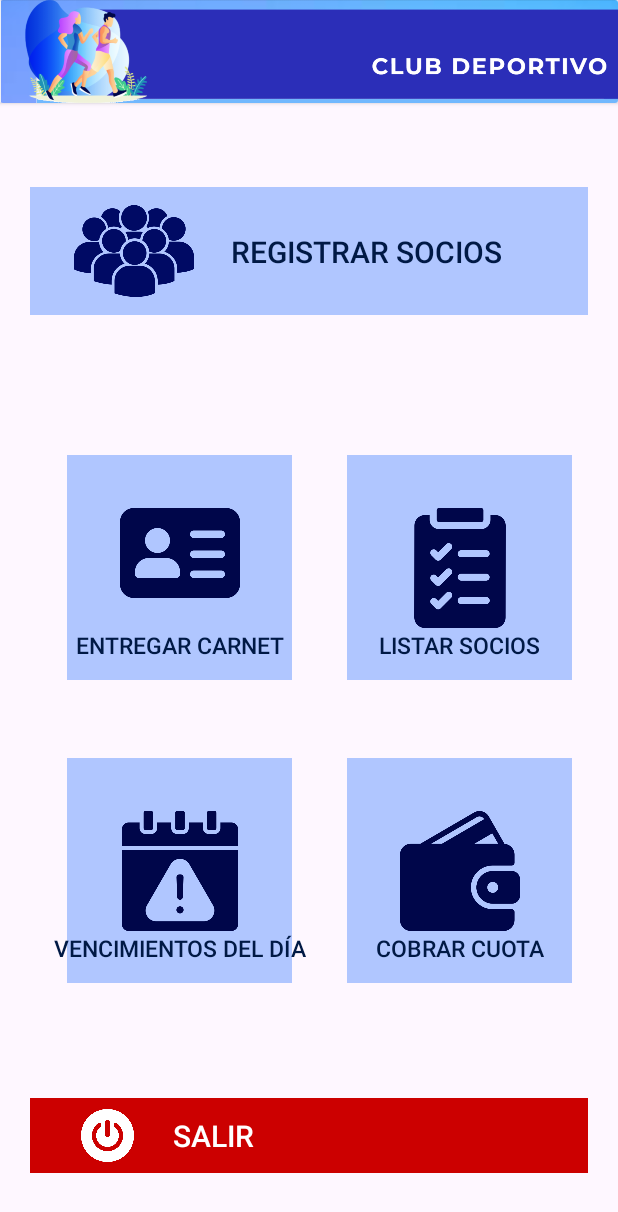
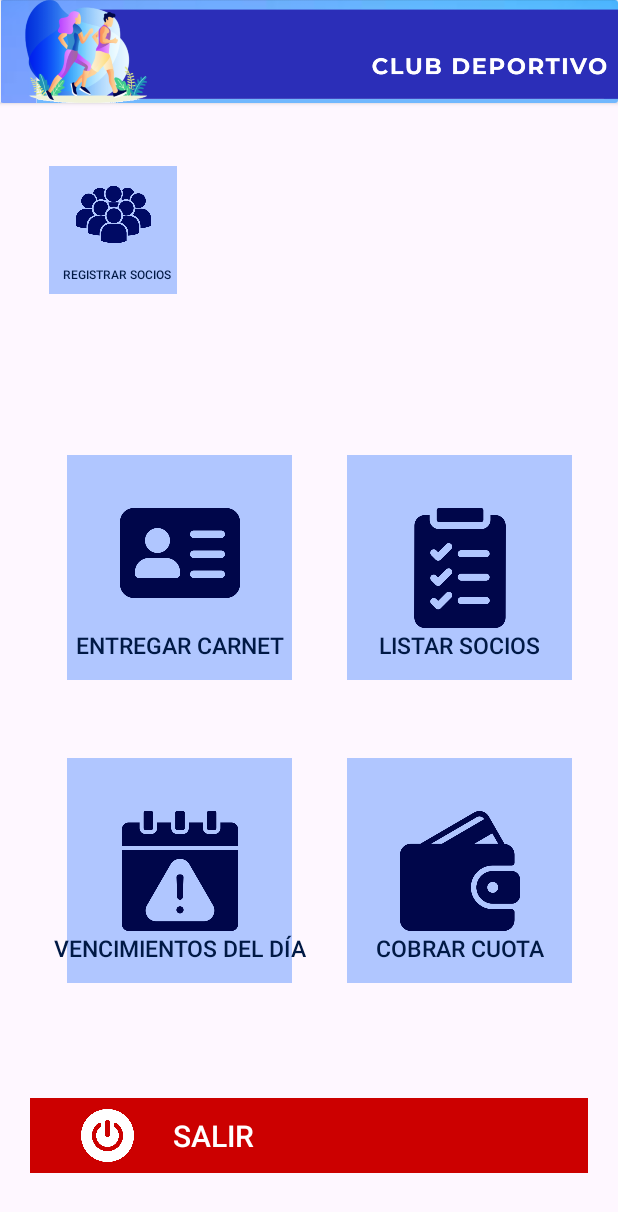
Before and after one commit to elavincho/ClubDeportivoApp, an Android app: the PantallaPrincipalActivity screen opened directly, with no data from a screen before it, on a phone screen of 412 x 824 dp. Shown: the top 1212 px of the screen. Run offline under Robolectric (Android 15) with nearby library versions, the phone set to English and light mode, and no system bars.

Commit message:
Modifico boton registrar socios

```diff
--- a/app/src/main/res/layout/activity_pantalla_principal.xml
+++ b/app/src/main/res/layout/activity_pantalla_principal.xml
@@ -37,16 +37,15 @@
     <!-- Registrar Socios -->
     <View
         android:id="@+id/registrar"
-        android:layout_width="match_parent"
+        android:layout_width="85dp"
         android:layout_height="85dp"
         android:background="@android:color/system_accent1_200"
         app:layout_constraintBottom_toBottomOf="parent"
         app:layout_constraintEnd_toEndOf="parent"
-        app:layout_constraintHorizontal_bias="0.170"
+        app:layout_constraintHorizontal_bias="0.1"
         app:layout_constraintStart_toStartOf="parent"
         app:layout_constraintTop_toTopOf="parent"
-        app:layout_constraintVertical_bias="0.150"
-        android:layout_margin="20dp"
+        app:layout_constraintVertical_bias="0.15"
         tools:targetApi="31" />
 
     <TextView
@@ -57,28 +56,28 @@
         android:gravity="center_vertical"
         android:text="REGISTRAR SOCIOS"
         android:textColor="@android:color/system_accent1_900"
-        android:textSize="20sp"
+        android:textSize="8sp"
         android:textStyle="bold"
         app:layout_constraintBottom_toBottomOf="@+id/registrar"
         app:layout_constraintEnd_toEndOf="@+id/registrar"
         app:layout_constraintHorizontal_bias="0.70"
         app:layout_constraintStart_toStartOf="@+id/registrar"
         app:layout_constraintTop_toTopOf="@+id/registrar"
-        app:layout_constraintVertical_bias="0.5"
+        app:layout_constraintVertical_bias="0.9"
         tools:ignore="HardcodedText"
         tools:targetApi="31" />
 
     <ImageView
         android:id="@+id/imageView"
-        android:layout_width="80dp"
-        android:layout_height="80dp"
+        android:layout_width="50dp"
+        android:layout_height="50dp"
         android:src="@drawable/mult_usuarios"
         app:layout_constraintBottom_toBottomOf="@+id/registrar"
         app:layout_constraintEnd_toEndOf="@+id/registrar"
-        app:layout_constraintHorizontal_bias="0.1"
+        app:layout_constraintHorizontal_bias="0.5"
         app:layout_constraintStart_toStartOf="@+id/registrar"
         app:layout_constraintTop_toTopOf="@+id/registrar"
-        app:layout_constraintVertical_bias="0.5"
+        app:layout_constraintVertical_bias="0.2"
         tools:ignore="ContentDescription" />
 
     <!-- Cobrar Cuota, por ahora lo dejo abajo para poder cambiar el diseño-->
```
